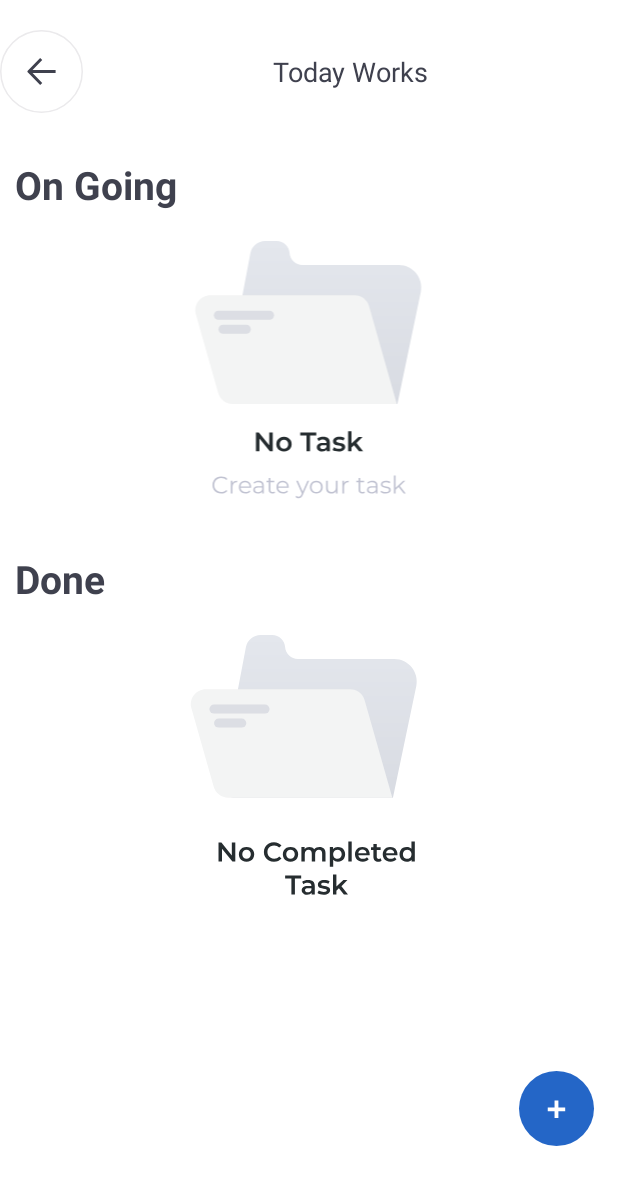
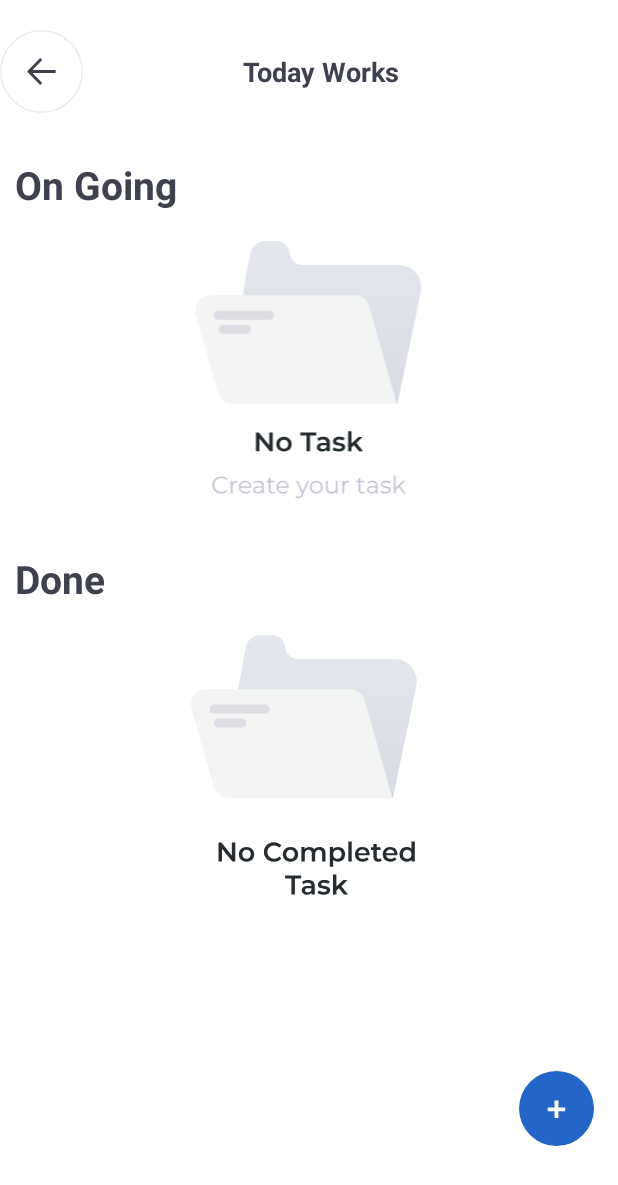
Before and after one commit to billymaulana/android-smartwork-management, an Android app: the WorkActivity screen opened directly, with no data from a screen before it, on a phone screen of 412 x 824 dp. Shown: the top 1185 px of the screen. Run offline under Robolectric (Android 15) with nearby library versions, the phone set to English and light mode, and no system bars; our stand-ins replace ButterKnife; libraries missing offline, so code that uses them is left out: cn.pedant, net.time4j.android; 2 statements that could not run were skipped.

Commit message:
enhance typography

```diff
--- a/app/src/main/res/layout/activity_work.xml
+++ b/app/src/main/res/layout/activity_work.xml
@@ -28,6 +28,8 @@
             android:layout_width="match_parent"
             android:layout_height="wrap_content"
             android:text="Today Works"
+            android:textStyle="bold"
+            android:layout_marginRight="40dp"
             android:textColor="#3F414E"
             android:textSize="18dp"/>
 
```
